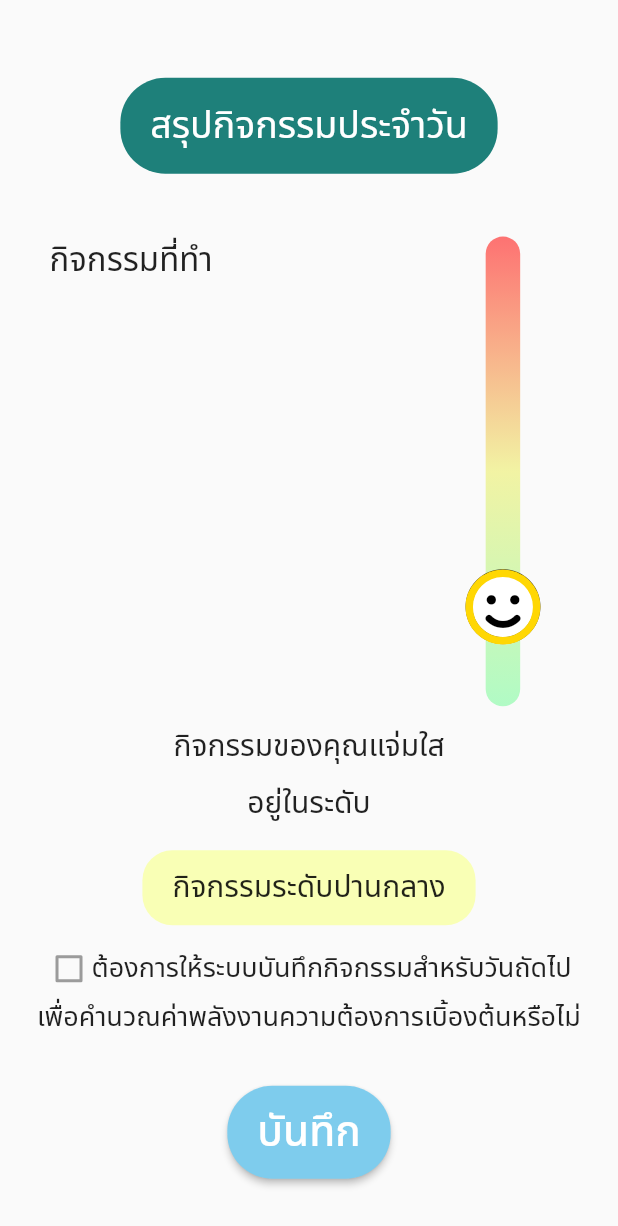
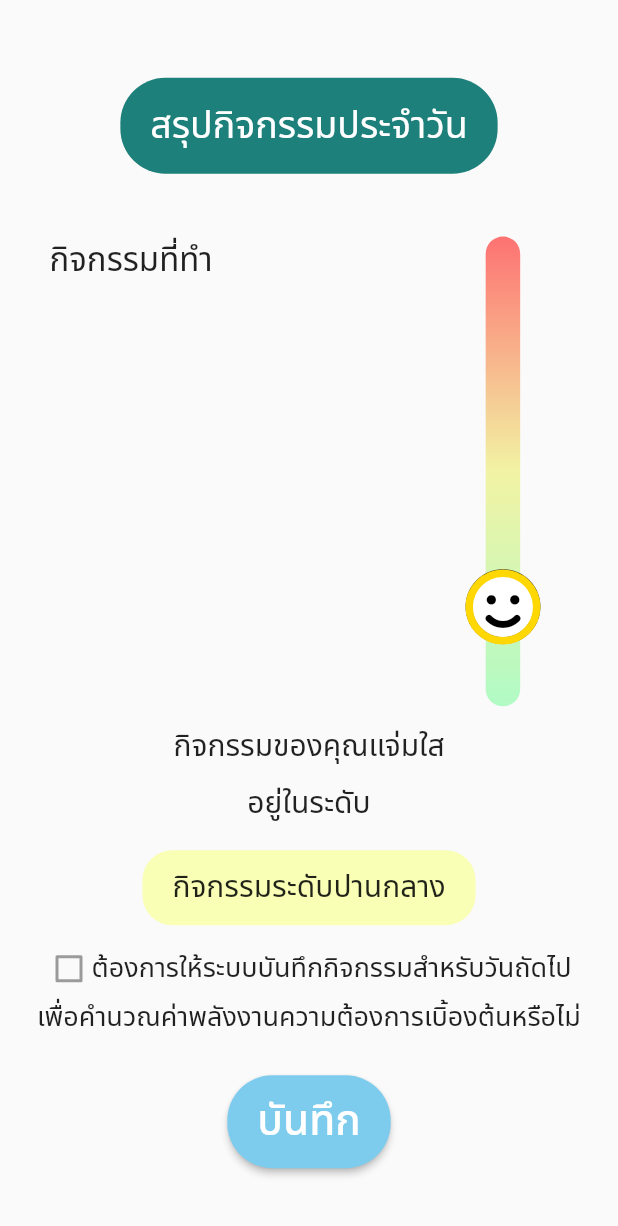
Before and after one commit to AINutritionProject/KinDeeUDee, a Flutter app: the ActivityResult screen opened directly with empty values, on a phone screen of 412 x 824 dp. Shown: the top 1226 px of the screen. Run offline on Flutter 3.47's test engine with Material 2 defaults, Android fonts, the phone set to English and light mode, and no system bars; our stand-ins replace camera, cloud_firestore, csv, dotted_border, email_validator, firebase_auth and 7 more; accounts and stored records are empty.

Commit message:
fix activity_result widget overflow

```diff
--- a/lib/pages/information/activity_result.dart
+++ b/lib/pages/information/activity_result.dart
@@ -90,7 +90,7 @@ class _ActivityResultBodyState extends State<ActivityResultBody> {
                     child: Text("กิจกรรมที่ทำ", style: TextStyle(fontSize: 22)),
                   ),
                   SizedBox(
-                    height: 220,
+                    height: 230,
                     child: Scrollbar(
                       child: ListView.builder(
                         itemCount: activities.length,
@@ -344,7 +344,7 @@ class _ActivityResultFooterState extends State<ActivityResultFooter> {
               ),
             ),
             Padding(
-              padding: const EdgeInsets.only(top: 30.0),
+              padding: const EdgeInsets.only(top: 23.0),
               child: ElevatedButton(
                 style: ButtonStyle(
                     shape: MaterialStatePropertyAll(RoundedRectangleBorder(
```
